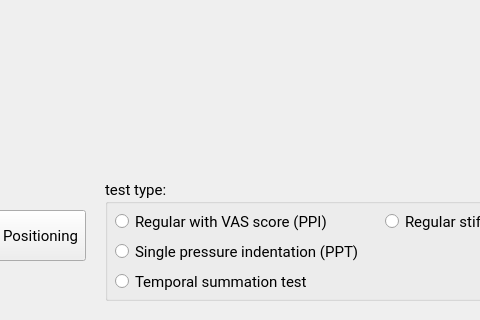
First picture: the form in interface/mainWindows/mainWindow.ui, repository wiihoffmann/indenter-control-panel, before the edit; both pictures show x 345 to 825 and y 280 to 600 of the 1024 by 600 pixel window.
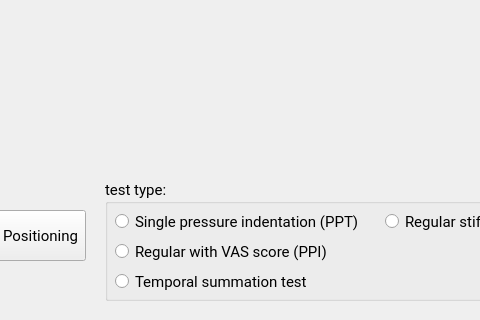
Second picture: the form after the edit. Custom widgets are drawn as their Qt base class.

Diff of the .ui file:
```diff
--- a/interface/mainWindows/mainWindow.ui
+++ b/interface/mainWindows/mainWindow.ui
@@ -116,7 +116,7 @@
        <property name="geometry">
         <rect>
          <x>10</x>
-         <y>60</y>
+         <y>30</y>
          <width>251</width>
          <height>23</height>
         </rect>
@@ -154,7 +154,7 @@
        <property name="geometry">
         <rect>
          <x>10</x>
-         <y>30</y>
+         <y>60</y>
          <width>221</width>
          <height>23</height>
         </rect>
```
